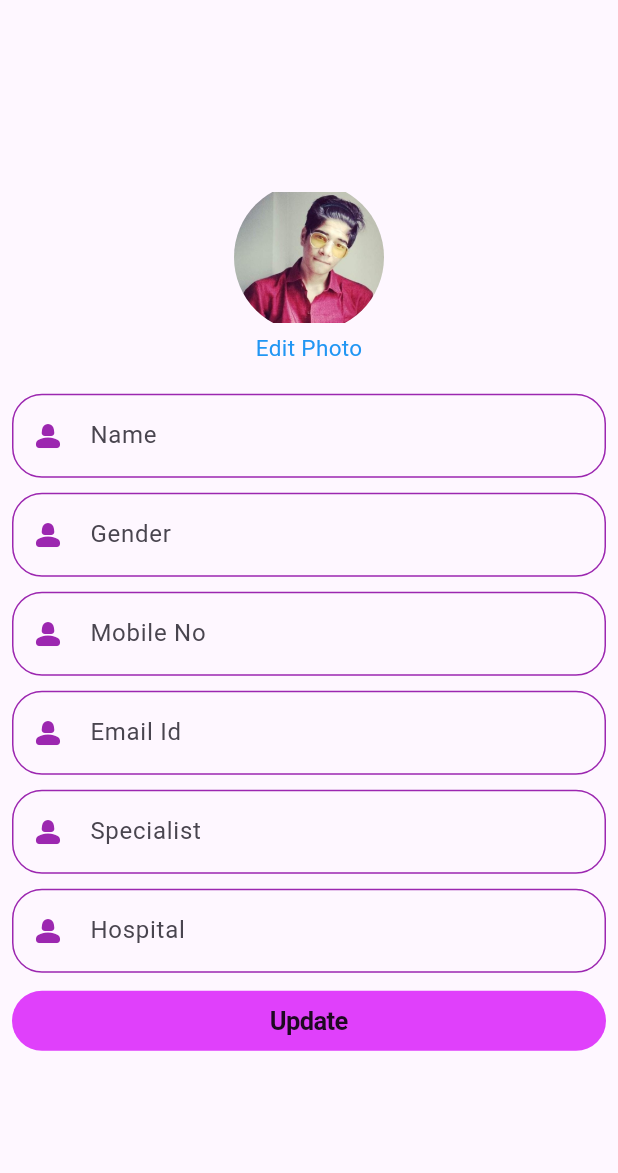
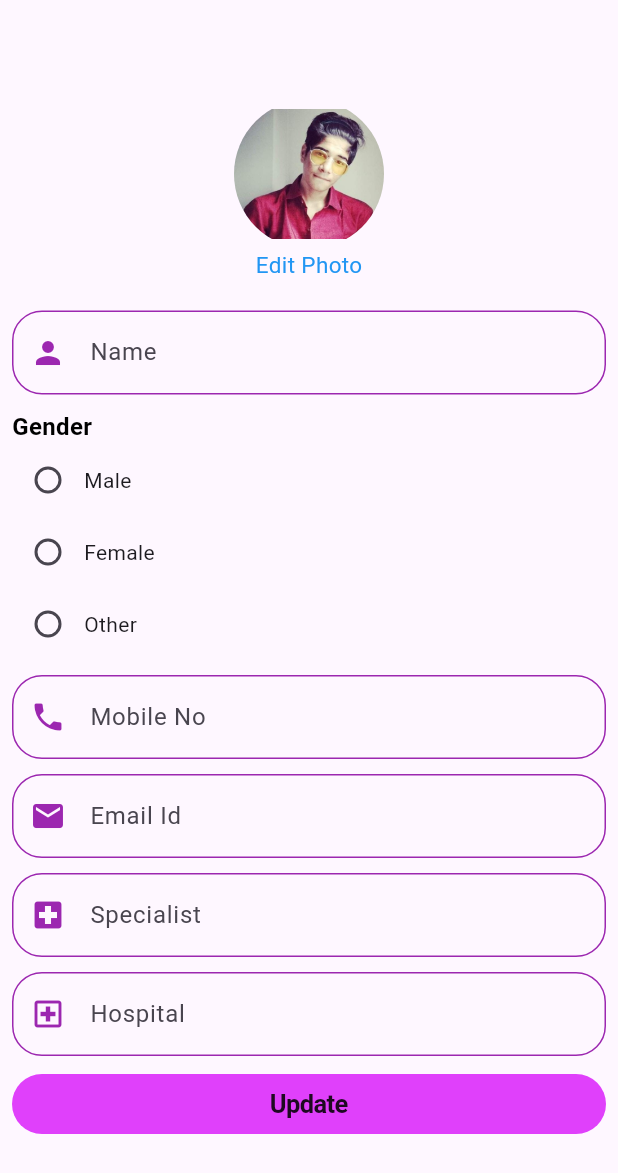
Before and after one commit to Tusharnp16/healthifyd, a Flutter app: the profile screen opened directly, on a phone screen of 412 x 824 dp. Shown: the top 1173 px of the screen. Run offline on Flutter 3.47's test engine with Material 3 defaults, Android fonts, the phone set to English and light mode, and no system bars; our stand-ins replace cloud_firestore, firebase_auth, firebase_core, firebase_storage, get, google_nav_bar and 3 more; accounts and stored records are empty.

```diff
--- a/lib/profile.dart
+++ b/lib/profile.dart
@@ -18,38 +18,33 @@ class profile extends StatefulWidget {
 }
 
 class _profileState extends State<profile> {
-  TextEditingController namecontrolletr = TextEditingController();
-  TextEditingController gendercontroller = TextEditingController();
-  TextEditingController mobilenocontroller = TextEditingController();
-  TextEditingController emailidcontroller = TextEditingController();
-  TextEditingController specialistcontroller = TextEditingController();
-  TextEditingController hospitalcontroller = TextEditingController();
+  TextEditingController nameController = TextEditingController();
+  String gender = ''; // Store the selected gender
+  TextEditingController mobileNoController = TextEditingController();
+  TextEditingController emailIdController = TextEditingController();
+  TextEditingController specialistController = TextEditingController();
+  TextEditingController hospitalController = TextEditingController();
 
-  adddatatofirebase(String name,String gender,String mobile,String Email,String Specialist,String Hospital) async{
-    if(name == "" && gender == "" && gender == "" && mobile == "" && Email == "" && Specialist == "" && Hospital == ""){
+  addDataToFirebase(String name, String gender, String mobile, String email,
+      String specialist, String hospital) async {
+    if (name == "" ||
+        gender == "" ||
+        mobile == "" ||
+        email == "" ||
+        specialist == "" ||
+        hospital == "") {
       log("Field is Empty");
-    }
-    else{
+    } else {
       FirebaseFirestore.instance.collection("Users").doc(mobile).set({
-        "Name":name,
-        "Gender":gender,
-        "Mobile":mobile,
-        "Email":Email,
-        "Specialist":Specialist,
-        "Hospital":Hospital
+        "Name": name,
+        "Gender": gender,
+        "Mobile": mobile,
+        "Email": email,
+        "Specialist": specialist,
+        "Hospital": hospital
       }).then((value) => log("Data Inserted"));
     }
   }
-
-
-
-  // Uint8List? _image;
-  //
-  // void selectimage() async {
-  //   Uint8List img = await pickimage(ImageSource.gallery);
-  //   setState(() {});
-  //   _image = img;
-  // }
 
   final controller = Get.put(ImagePickerController());
 
@@ -70,11 +65,14 @@ class _profileState extends State<profile> {
                     width: 100,
                     child: controller.image.value.path == ''
                         ? ClipOval(
-                          child: Image.asset("assets/images/admin.jpg"))
+                      child: Image.asset("assets/images/admin.jpg"),
+                    )
                         : ClipOval(
                       child: Image.network(
-                            controller.image.value.path),
-                      ));
+                        controller.image.value.path,
+                      ),
+                    ),
+                  );
                 }),
                 GestureDetector(
                   child: const Text(
@@ -84,7 +82,7 @@ class _profileState extends State<profile> {
                       color: Colors.blue,
                     ),
                   ),
-                  onTap: (){
+                  onTap: () {
                     controller.pickimage();
                   },
                 ),
@@ -92,7 +90,7 @@ class _profileState extends State<profile> {
                   height: 20,
                 ),
                 TextField(
-                  controller: namecontrolletr,
+                  controller: nameController,
                   decoration: const InputDecoration(
                     enabledBorder: OutlineInputBorder(
                       borderSide: BorderSide(color: Colors.purple),
@@ -102,7 +100,7 @@ class _profileState extends State<profile> {
                         borderSide: BorderSide(color: Colors.purple),
                         borderRadius: BorderRadius.all(Radius.circular(20))),
                     prefixIcon: Icon(
-                      Icons.person_2_rounded,
+                      Icons.person,
                       color: Colors.purple,
                     ),
                     hintText: "Name",
@@ -111,8 +109,66 @@ class _profileState extends State<profile> {
                 SizedBox(
                   height: 10,
                 ),
+                Column(
+                  crossAxisAlignment: CrossAxisAlignment.start,
+                  children: [
+                    Text(
+                      "Gender",
+                      style: TextStyle(
+                        fontSize: 16,
+                        fontWeight: FontWeight.bold,
+                        color: Colors.black,
+                      ),
+                    ),
+                    Row(
+                      children: [
+                        Radio<String>(
+                          value: 'Male',
+                          groupValue: gender,
+                          onChanged: (value) {
+                            setState(() {
+                              gender = value!;
+                            });
+                          },
+                        ),
+                        Text('Male'),
+                      ],
+                    ),
+                    Row(
+                      children: [
+                        Radio<String>(
+                          value: 'Female',
+                          groupValue: gender,
+                          onChanged: (value) {
+                            setState(() {
+                              gender = value!;
+                            });
+                          },
+                        ),
+                        Text('Female'),
+                      ],
+                    ),
+                    Row(
+                      children: [
+                        Radio<String>(
+                          value: 'Other',
+                          groupValue: gender,
+                          onChanged: (value) {
+                            setState(() {
+                              gender = value!;
+                            });
+                          },
+                        ),
+                        Text('Other'),
+                      ],
+                    ),
+                  ],
+                ),
+                SizedBox(
+                  height: 10,
+                ),
                 TextField(
-                  controller: gendercontroller,
+                  controller: mobileNoController,
                   decoration: const InputDecoration(
                     enabledBorder: OutlineInputBorder(
                       borderSide: BorderSide(color: Colors.purple),
@@ -122,17 +178,17 @@ class _profileState extends State<profile> {
                         borderSide: BorderSide(color: Colors.purple),
                         borderRadius: BorderRadius.all(Radius.circular(20))),
                     prefixIcon: Icon(
-                      Icons.person_2_rounded,
+                      Icons.phone,
                       color: Colors.purple,
                     ),
-                    hintText: "Gender",
+                    hintText: "Mobile No",
                   ),
                 ),
                 SizedBox(
                   height: 10,
                 ),
                 TextField(
-                   controller: mobilenocontroller,
+                  controller: emailIdController,
                   decoration: const InputDecoration(
                     enabledBorder: OutlineInputBorder(
                       borderSide: BorderSide(color: Colors.purple),
@@ -142,17 +198,17 @@ class _profileState extends State<profile> {
                         borderSide: BorderSide(color: Colors.purple),
                         borderRadius: BorderRadius.all(Radius.circular(20))),
                     prefixIcon: Icon(
-                      Icons.person_2_rounded,
+                      Icons.email,
                       color: Colors.purple,
                     ),
-                    hintText: "Mobile No",
+                    hintText: "Email Id",
                   ),
                 ),
                 SizedBox(
                   height: 10,
                 ),
                 TextField(
-                   controller: emailidcontroller,
+                  controller: specialistController,
                   decoration: const InputDecoration(
                     enabledBorder: OutlineInputBorder(
                       borderSide: BorderSide(color: Colors.purple),
@@ -162,17 +218,17 @@ class _profileState extends State<profile> {
                         borderSide: BorderSide(color: Colors.purple),
                         borderRadius: BorderRadius.all(Radius.circular(20))),
                     prefixIcon: Icon(
-                      Icons.person_2_rounded,
+                      Icons.local_hospital,
                       color: Colors.purple,
                     ),
-                    hintText: "Email Id",
+                    hintText: "Specialist",
                   ),
                 ),
                 SizedBox(
                   height: 10,
                 ),
                 TextField(
-                   controller: specialistcontroller,
+                  controller: hospitalController,
                   decoration: const InputDecoration(
                     enabledBorder: OutlineInputBorder(
                       borderSide: BorderSide(color: Colors.purple),
@@ -182,27 +238,7 @@ class _profileState extends State<profile> {
                         borderSide: BorderSide(color: Colors.purple),
                         borderRadius: BorderRadius.all(Radius.circular(20))),
                     prefixIcon: Icon(
-                      Icons.person_2_rounded,
-                      color: Colors.purple,
-                    ),
-                    hintText: "Specialist",
-                  ),
-                ),
-                SizedBox(
-                  height: 10,
-                ),
-                 TextField(
-                   controller: hospitalcontroller,
-                  decoration: const InputDecoration(
-                    enabledBorder: OutlineInputBorder(
-                      borderSide: BorderSide(color: Colors.purple),
-                      borderRadius: BorderRadius.all(Radius.circular(20)),
-                    ),
-                    focusedBorder: OutlineInputBorder(
-                        borderSide: BorderSide(color: Colors.purple),
-                        borderRadius: BorderRadius.all(Radius.circular(20))),
-                    prefixIcon: Icon(
-                      Icons.person_2_rounded,
+                      Icons.local_hospital_outlined,
                       color: Colors.purple,
                     ),
                     hintText: "Hospital",
@@ -230,14 +266,19 @@ class _profileState extends State<profile> {
                     ),
                   ),
                   onPressed: () {
-             //       controller.uploadImageToFirebase();
-                    adddatatofirebase(namecontrolletr.text.toString(), gendercontroller.text.toString(), mobilenocontroller.text.toString(), emailidcontroller.text.toString(), specialistcontroller.text.toString(), hospitalcontroller.text.toString());
+                    addDataToFirebase(
+                      nameController.text.toString(),
+                      gender,
+                      mobileNoController.text.toString(),
+                      emailIdController.text.toString(),
+                      specialistController.text.toString(),
+                      hospitalController.text.toString(),
+                    );
                     Navigator.push(
                       context,
                       MaterialPageRoute(builder: (context) => NavigationMenu()),
                     );
                   },
-
                 ),
               ],
             ),
```
Also changed, not shown: pubspec.lock, 2 other files. Lines whose indentation alone changed are shown as unchanged.
